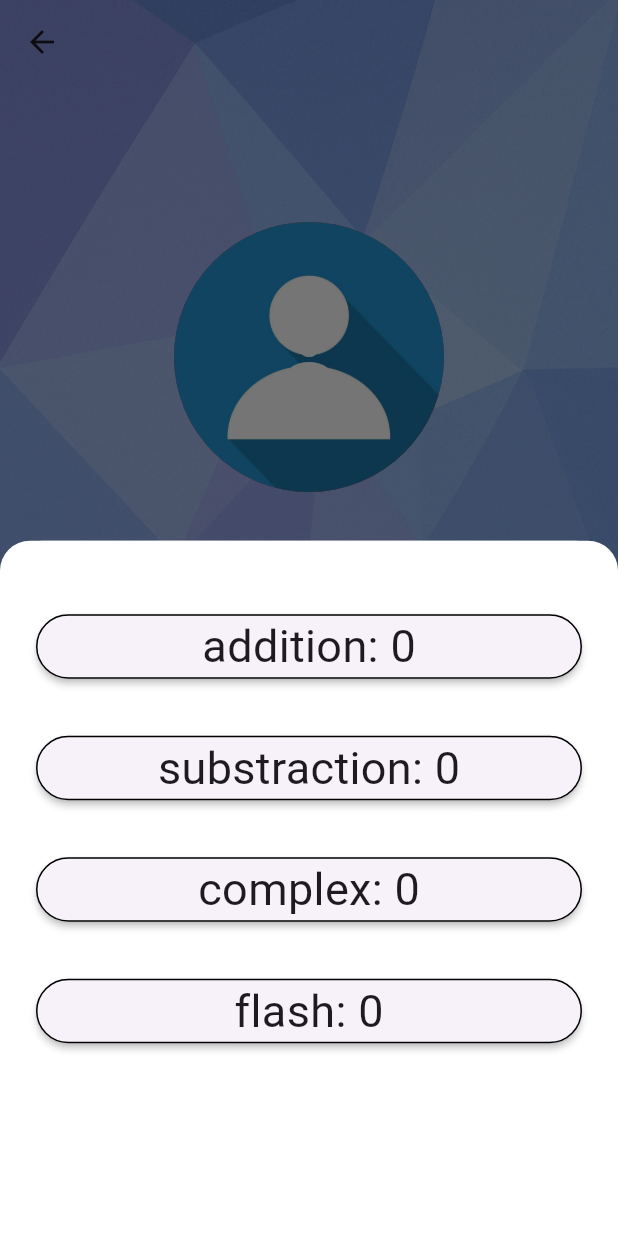
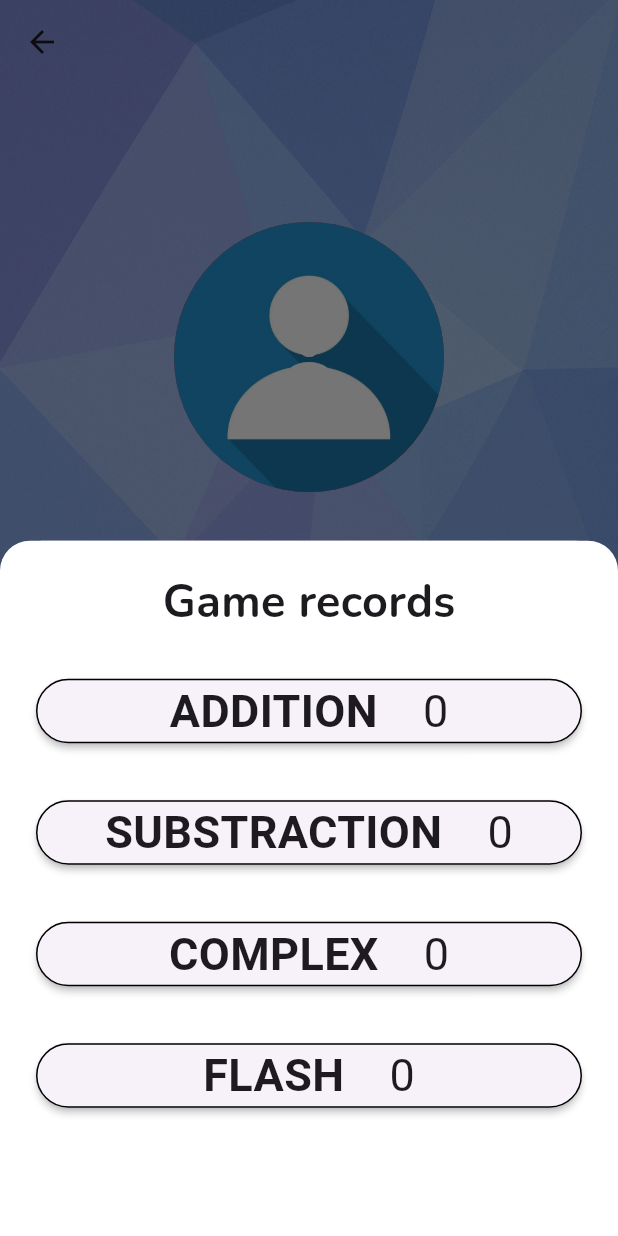
Before and after one commit to SanjiKun-Santhosh/flash_math, a Flutter app: the UserProfile screen opened by its route, after a tap on "View Record", on a phone screen of 412 x 824 dp. Run offline on Flutter 3.47's test engine with Material 3 defaults, Android fonts, the phone set to English and light mode, and no system bars; drawn by our look-alikes of animated_text_kit; our stand-ins replace cloud_firestore, confetti, firebase_auth, firebase_core, flutter_spinkit, font_awesome_flutter and 4 more; accounts and stored records are empty; network calls fail.

```diff
--- a/lib/games/levels.dart
+++ b/lib/games/levels.dart
@@ -26,7 +26,6 @@ class _LevelsState extends State<Levels> {
 
   @override
   void initState() {
-    // TODO: implement initState
     super.initState();
     WidgetsBinding.instance.addPostFrameCallback((_) {
       final mathUser = context.read<MathUser?>();
@@ -40,7 +39,7 @@ class _LevelsState extends State<Levels> {
             userRecord.gameRecord?[widget.gameType.toLowerCase()];
         _gameLevelList = record?.gameData ?? {};
       } else {
-        _gameLevelList = {};
+        _gameLevelList = gameTypesInitialisation(widget.gameType.toLowerCase()).gameData;
       }
     });
   }
--- a/lib/screens/home.dart
+++ b/lib/screens/home.dart
@@ -1,3 +1,4 @@
+import 'package:flash_math/screens/authenticate.dart';
 import 'package:flash_math/screens/listOfGames.dart';
 import 'package:flash_math/screens/loading.dart';
 import 'package:flash_math/screens/template.dart';
@@ -5,7 +6,6 @@ import 'package:flash_math/services/auth.dart';
 import 'package:flutter/material.dart';
 import 'package:provider/provider.dart';
 import '../models/user.dart';
-import '../models/user_record.dart';
 import '../services/hive_Service.dart';
 
 class Home extends StatefulWidget {
@@ -17,7 +17,8 @@ class Home extends StatefulWidget {
 
 class _HomeState extends State<Home> {
   final Auth _auth = Auth();
-bool _loading=false;
+  bool _loading = false;
+
   @override
   void initState() {
     // TODO: implement initSt
@@ -33,11 +34,12 @@ bool _loading=false;
 
   @override
   Widget build(BuildContext context) {
-    final userRecord = context.watch<UserRecord?>();
+    final mathUser = context.watch<MathUser?>();
     final hiveService = context.watch<HiveService>();
-    if (userRecord != null) {
-      return _loading ? Loading():
-       Scaffold(
+    if (mathUser != null) {
+      return _loading
+          ? Loading()
+          : Scaffold(
               appBar: AppBar(
                 elevation: 0.0,
                 centerTitle: true,
@@ -47,9 +49,7 @@ bool _loading=false;
                   children: <Widget>[
                     ElevatedButton.icon(
                       onPressed: () {
-                  setState(() {
                         Navigator.pushNamed(context, "/userProfile");
-                  });
                       },
                       icon: Icon(Icons.person_2_outlined),
                       label: Text("Profile"),
@@ -67,11 +67,11 @@ bool _loading=false;
                     ElevatedButton.icon(
                       onPressed: () async {
                         setState(() {
-                    _loading=true;
+                          _loading = true;
                         });
-                  await _auth.signOut();
+                        await _auth.signOutMethod();
                         setState(() {
-                    _loading=false;
+                          _loading = false;
                         });
                       },
                       icon: Icon(Icons.logout_rounded),
@@ -87,15 +87,13 @@ bool _loading=false;
                   margin: EdgeInsets.all(40),
                   child: Column(
                     crossAxisAlignment: CrossAxisAlignment.center,
-              children: [
-                SizedBox(height: 90,),
-                ListOfGames(fontSize: 30)],
+                    children: [SizedBox(height: 90), ListOfGames(fontSize: 30)],
                   ),
                 ),
               ),
             );
     } else {
-      return Template(child: Loading());
+      return Authenticate();
     }
   }
 }
--- a/lib/screens/login.dart
+++ b/lib/screens/login.dart
@@ -28,7 +28,7 @@ class _LoginState extends State<Login> {
   void initState() {
     // TODO: implement initState
     super.initState();
-    _auth.attemptSilentSignIn();
+   // _auth.attemptSilentSignIn();
   }
 
   @override
@@ -54,7 +54,8 @@ class _LoginState extends State<Login> {
                 borderRadius: BorderRadius.circular(30),
               ),
             ),
-            body: Container(
+            body: SingleChildScrollView(
+              child: Container(
                 padding: EdgeInsets.symmetric(vertical: 30, horizontal: 30),
                 child: Form(
                   key: formKey,
@@ -250,6 +251,7 @@ class _LoginState extends State<Login> {
                   ),
                 ),
               ),
+            ),
           );
   }
 }
--- a/lib/screens/profile/profile_support.dart
+++ b/lib/screens/profile/profile_support.dart
@@ -1,18 +1,22 @@
+import 'package:animated_text_kit/animated_text_kit.dart';
 import 'package:flash_math/models/game_record.dart';
+import 'package:flash_math/shared/constants.dart';
 import 'package:flutter/material.dart';
-class RecordBottomSheet{
-  void showCustomModalBottomSheet(BuildContext context, {required Map<String, GameRecord> gameRecord}) {
+
+class RecordBottomSheet {
+  void showCustomModalBottomSheet(
+    BuildContext context, {
+    required Map<String, GameRecord> gameRecord,
+  }) {
     showModalBottomSheet(
       elevation: 2.0,
       isDismissible: false,
       context: context,
       builder: (BuildContext bottomSheetContext) {
-        if(gameRecord.isEmpty){
+        if (gameRecord.isEmpty) {
           return Container(
             padding: EdgeInsets.all(20),
-            child: Center(
-              child: Text("No records to display!"),
-            ),
+            child: Center(child: Text("No records to display!")),
           );
         }
         return Container(
@@ -24,41 +28,56 @@ class RecordBottomSheet{
               topRight: Radius.circular(20),
             ),
           ),
-          padding:EdgeInsets.all(20),
+          padding: EdgeInsets.all(20),
           child: SingleChildScrollView(
             child: Column(
+              children: [
+                Text(
+                  "Game records",
+                  style: TextStyle(fontSize: 30, fontFamily:CustomFontStyle().primaryFont,
+                      fontWeight: FontWeight.bold),
+                ),
+                Column(
                   crossAxisAlignment: CrossAxisAlignment.center,
-              children: gameRecord.entries.map((entry){
+                  children: gameRecord.entries.map((entry) {
                     return Column(
                       children: [
-                    SizedBox(height: 25,),
+                        SizedBox(height: 25),
                         Card(
                           elevation: 2.0,
                           shape: StadiumBorder(
-                        side: BorderSide(
-                          color: Colors.black,
-                          width: 1.0,
-                        )
+                            side: BorderSide(color: Colors.black, width: 1.0),
                           ),
                           child: Row(
                             mainAxisAlignment: MainAxisAlignment.center,
                             children: [
-                          Text("${entry.key}: ",style: TextStyle(
+                              AnimatedTextKit(animatedTexts: [
+                                TyperAnimatedText(
+                                  entry.key.toUpperCase(),
+                                  textStyle: TextStyle(
                                     fontSize: 30,
-                          ),),
-                          Text(entry.value.record,style: TextStyle(
+                                    fontWeight: FontWeight.bold,
+                                  ),
+                                ),
+                              ]
+                              ),
+                              SizedBox(width: 30,),
+                              Text(
+                                entry.value.record,
+                                style: TextStyle(
                                   fontSize: 30,
                                   fontWeight: FontWeight.normal,
-
-                          )),
-
+                                ),
+                              ),
                             ],
                           ),
                         ),
-                    SizedBox(height: 5,),
+                        SizedBox(height: 5),
                       ],
                     );
-              }).toList()
+                  }).toList(),
+                ),
+              ],
             ),
           ),
         );
--- a/lib/screens/register.dart
+++ b/lib/screens/register.dart
@@ -46,7 +46,8 @@ class _RegisterState extends State<Register> {
                 borderRadius: BorderRadius.circular(30),
               ),
             ),
-            body: Container(
+            body: SingleChildScrollView(
+              child: Container(
                 padding: EdgeInsets.symmetric(vertical: 30, horizontal: 30),
                 child: Form(
                   key: formKey,
@@ -204,6 +205,7 @@ class _RegisterState extends State<Register> {
                   ),
                 ),
               ),
+            ),
           );
   }
 }
--- a/lib/services/database.dart
+++ b/lib/services/database.dart
@@ -20,7 +20,8 @@ class DatabaseService {
     });
   }
 
-  Future updateUserRecord(Map<String, GameRecord> gameRecord) async {
+
+ Future updateUserRecord(Map<String, GameRecord> gameRecord) async {
     final dataToUpdate = gameRecord.map(
       (key, value) => MapEntry(key, value.toJson()),
     );
--- a/pubspec.yaml
+++ b/pubspec.yaml
@@ -43,11 +43,9 @@ dependencies:
   font_awesome_flutter: ^10.9.0
   confetti: ^0.8.0
   google_sign_in: ^7.1.1
-  shared_preferences: ^2.2.0
   hive: ^2.2.3
   hive_flutter: ^1.1.0
-  local_auth: ^2.3.0
-  flutter_facebook_auth: ^6.0.4
+  animated_text_kit: ^4.2.3
 
 dev_dependencies:
   flutter_test:
```
Also changed, not shown: lib/games/switchGames.dart (+15 -3 lines), lib/main.dart (+5 -3 lines), lib/screens/wrapper.dart (+6 -4 lines), lib/services/auth.dart (+22 -10 lines), pubspec.lock. Lines whose indentation alone changed are shown as unchanged.
